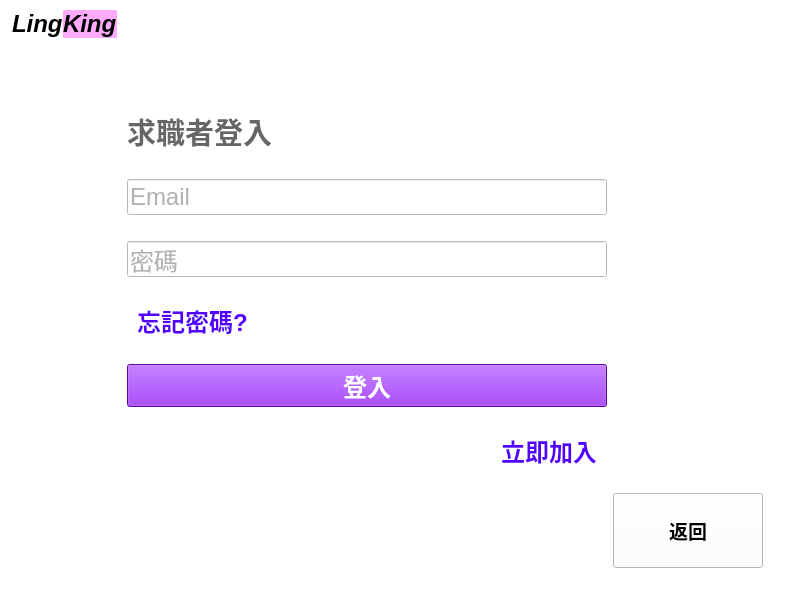
This is UI/user_login.ui in smilesmilehero/Advanced_Python_final_project_resume_system as Qt 5 draws it before an edit. The edited form follows.
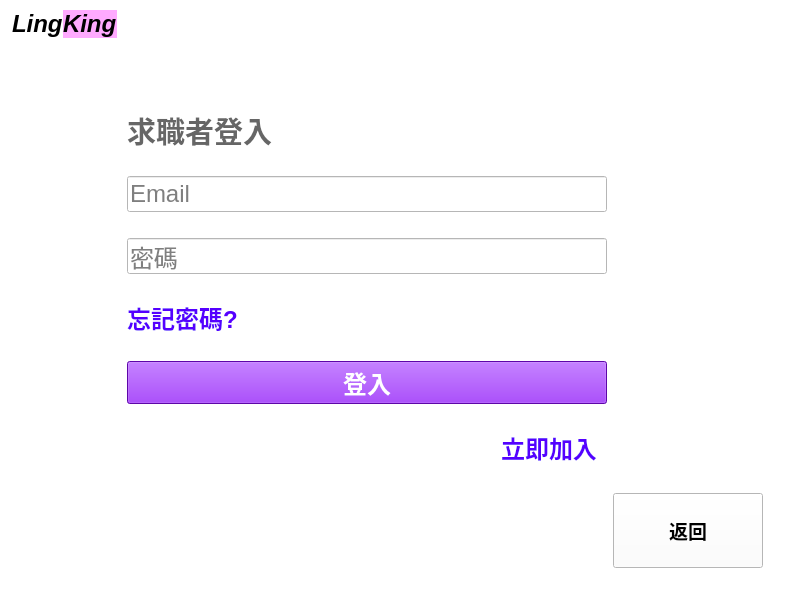
This is the edited form.

The edit to the form file:
```diff
--- a/UI/user_login.ui
+++ b/UI/user_login.ui
@@ -72,7 +72,7 @@
         <item>
          <widget class="QLabel" name="label_2">
           <property name="sizePolicy">
-           <sizepolicy hsizetype="Expanding" vsizetype="Fixed">
+           <sizepolicy hsizetype="Minimum" vsizetype="Fixed">
             <horstretch>0</horstretch>
             <verstretch>0</verstretch>
            </sizepolicy>
@@ -83,6 +83,12 @@
             <height>0</height>
            </size>
           </property>
+          <property name="maximumSize">
+           <size>
+            <width>16777215</width>
+            <height>40</height>
+           </size>
+          </property>
           <property name="palette">
            <palette>
             <active>
@@ -248,149 +254,11 @@
         </item>
         <item>
          <widget class="QLineEdit" name="email_input">
-          <property name="minimumSize">
-           <size>
-            <width>480</width>
-            <height>0</height>
-           </size>
-          </property>
-          <property name="palette">
-           <palette>
-            <active>
-             <colorrole role="Button">
-              <brush brushstyle="SolidPattern">
-               <color alpha="255">
-                <red>255</red>
-                <green>255</green>
-                <blue>255</blue>
-               </color>
-              </brush>
-             </colorrole>
-             <colorrole role="Text">
-              <brush brushstyle="SolidPattern">
-               <color alpha="255">
-                <red>102</red>
-                <green>102</green>
-                <blue>102</blue>
-               </color>
-              </brush>
-             </colorrole>
-             <colorrole role="Base">
-              <brush brushstyle="SolidPattern">
-               <color alpha="255">
-                <red>255</red>
-                <green>255</green>
-                <blue>255</blue>
-               </color>
-              </brush>
-             </colorrole>
-             <colorrole role="Window">
-              <brush brushstyle="SolidPattern">
-               <color alpha="255">
-                <red>255</red>
-                <green>255</green>
-                <blue>255</blue>
-               </color>
-              </brush>
-             </colorrole>
-            </active>
-            <inactive>
-             <colorrole role="Button">
-              <brush brushstyle="SolidPattern">
-               <color alpha="255">
-                <red>255</red>
-                <green>255</green>
-                <blue>255</blue>
-               </color>
-              </brush>
-             </colorrole>
-             <colorrole role="Text">
-              <brush brushstyle="SolidPattern">
-               <color alpha="255">
-                <red>102</red>
-                <green>102</green>
-                <blue>102</blue>
-               </color>
-              </brush>
-             </colorrole>
-             <colorrole role="Base">
-              <brush brushstyle="SolidPattern">
-               <color alpha="255">
-                <red>255</red>
-                <green>255</green>
-                <blue>255</blue>
-               </color>
-              </brush>
-             </colorrole>
-             <colorrole role="Window">
-              <brush brushstyle="SolidPattern">
-               <color alpha="255">
-                <red>255</red>
-                <green>255</green>
-                <blue>255</blue>
-               </color>
-              </brush>
-             </colorrole>
-            </inactive>
-            <disabled>
-             <colorrole role="Button">
-              <brush brushstyle="SolidPattern">
-               <color alpha="255">
-                <red>255</red>
-                <green>255</green>
-                <blue>255</blue>
-               </color>
-              </brush>
-             </colorrole>
-             <colorrole role="Text">
-              <brush brushstyle="SolidPattern">
-               <color alpha="255">
-                <red>120</red>
-                <green>120</green>
-                <blue>120</blue>
-               </color>
-              </brush>
-             </colorrole>
-             <colorrole role="Base">
-              <brush brushstyle="SolidPattern">
-               <color alpha="255">
-                <red>255</red>
-                <green>255</green>
-                <blue>255</blue>
-               </color>
-              </brush>
-             </colorrole>
-             <colorrole role="Window">
-              <brush brushstyle="SolidPattern">
-               <color alpha="255">
-                <red>255</red>
-                <green>255</green>
-                <blue>255</blue>
-               </color>
-              </brush>
-             </colorrole>
-            </disabled>
-           </palette>
-          </property>
           <property name="font">
            <font>
             <pointsize>18</pointsize>
-            <strikeout>false</strikeout>
-            <kerning>true</kerning>
            </font>
           </property>
-          <property name="tabletTracking">
-           <bool>true</bool>
-          </property>
-          <property name="focusPolicy">
-           <enum>Qt::ClickFocus</enum>
-          </property>
-          <property name="styleSheet">
-           <string notr="true"/>
-          </property>
-          <property name="text">
-           <string/>
-          </property>
           <property name="placeholderText">
            <string>Email</string>
           </property>
@@ -398,149 +266,11 @@
         </item>
         <item>
          <widget class="QLineEdit" name="password_input">
-          <property name="minimumSize">
-           <size>
-            <width>480</width>
-            <height>0</height>
-           </size>
-          </property>
-          <property name="palette">
-           <palette>
-            <active>
-             <colorrole role="Button">
-              <brush brushstyle="SolidPattern">
-               <color alpha="255">
-                <red>255</red>
-                <green>255</green>
-                <blue>255</blue>
-               </color>
-              </brush>
-             </colorrole>
-             <colorrole role="Text">
-              <brush brushstyle="SolidPattern">
-               <color alpha="255">
-                <red>102</red>
-                <green>102</green>
-                <blue>102</blue>
-               </color>
-              </brush>
-             </colorrole>
-             <colorrole role="Base">
-              <brush brushstyle="SolidPattern">
-               <color alpha="255">
-                <red>255</red>
-                <green>255</green>
-                <blue>255</blue>
-               </color>
-              </brush>
-             </colorrole>
-             <colorrole role="Window">
-              <brush brushstyle="SolidPattern">
-               <color alpha="255">
-                <red>255</red>
-                <green>255</green>
-                <blue>255</blue>
-               </color>
-              </brush>
-             </colorrole>
-            </active>
-            <inactive>
-             <colorrole role="Button">
-              <brush brushstyle="SolidPattern">
-               <color alpha="255">
-                <red>255</red>
-                <green>255</green>
-                <blue>255</blue>
-               </color>
-              </brush>
-             </colorrole>
-             <colorrole role="Text">
-              <brush brushstyle="SolidPattern">
-               <color alpha="255">
-                <red>102</red>
-                <green>102</green>
-                <blue>102</blue>
-               </color>
-              </brush>
-             </colorrole>
-             <colorrole role="Base">
-              <brush brushstyle="SolidPattern">
-               <color alpha="255">
-                <red>255</red>
-                <green>255</green>
-                <blue>255</blue>
-               </color>
-              </brush>
-             </colorrole>
-             <colorrole role="Window">
-              <brush brushstyle="SolidPattern">
-               <color alpha="255">
-                <red>255</red>
-                <green>255</green>
-                <blue>255</blue>
-               </color>
-              </brush>
-             </colorrole>
-            </inactive>
-            <disabled>
-             <colorrole role="Button">
-              <brush brushstyle="SolidPattern">
-               <color alpha="255">
-                <red>255</red>
-                <green>255</green>
-                <blue>255</blue>
-               </color>
-              </brush>
-             </colorrole>
-             <colorrole role="Text">
-              <brush brushstyle="SolidPattern">
-               <color alpha="255">
-                <red>120</red>
-                <green>120</green>
-                <blue>120</blue>
-               </color>
-              </brush>
-             </colorrole>
-             <colorrole role="Base">
-              <brush brushstyle="SolidPattern">
-               <color alpha="255">
-                <red>255</red>
-                <green>255</green>
-                <blue>255</blue>
-               </color>
-              </brush>
-             </colorrole>
-             <colorrole role="Window">
-              <brush brushstyle="SolidPattern">
-               <color alpha="255">
-                <red>255</red>
-                <green>255</green>
-                <blue>255</blue>
-               </color>
-              </brush>
-             </colorrole>
-            </disabled>
-           </palette>
-          </property>
           <property name="font">
            <font>
             <pointsize>18</pointsize>
-            <strikeout>false</strikeout>
-            <kerning>true</kerning>
            </font>
           </property>
-          <property name="tabletTracking">
-           <bool>true</bool>
-          </property>
-          <property name="focusPolicy">
-           <enum>Qt::ClickFocus</enum>
-          </property>
-          <property name="styleSheet">
-           <string notr="true"/>
-          </property>
-          <property name="text">
-           <string/>
-          </property>
           <property name="placeholderText">
            <string>密碼</string>
           </property>
@@ -549,7 +279,7 @@
         <item>
          <layout class="QHBoxLayout" name="horizontalLayout_3">
           <property name="leftMargin">
-           <number>10</number>
+           <number>0</number>
           </property>
           <item>
            <widget class="QPushButton" name="go_forget_ps_BTN">
```
Left out of the diff: 8 changed lines with no effect on the pictures.
